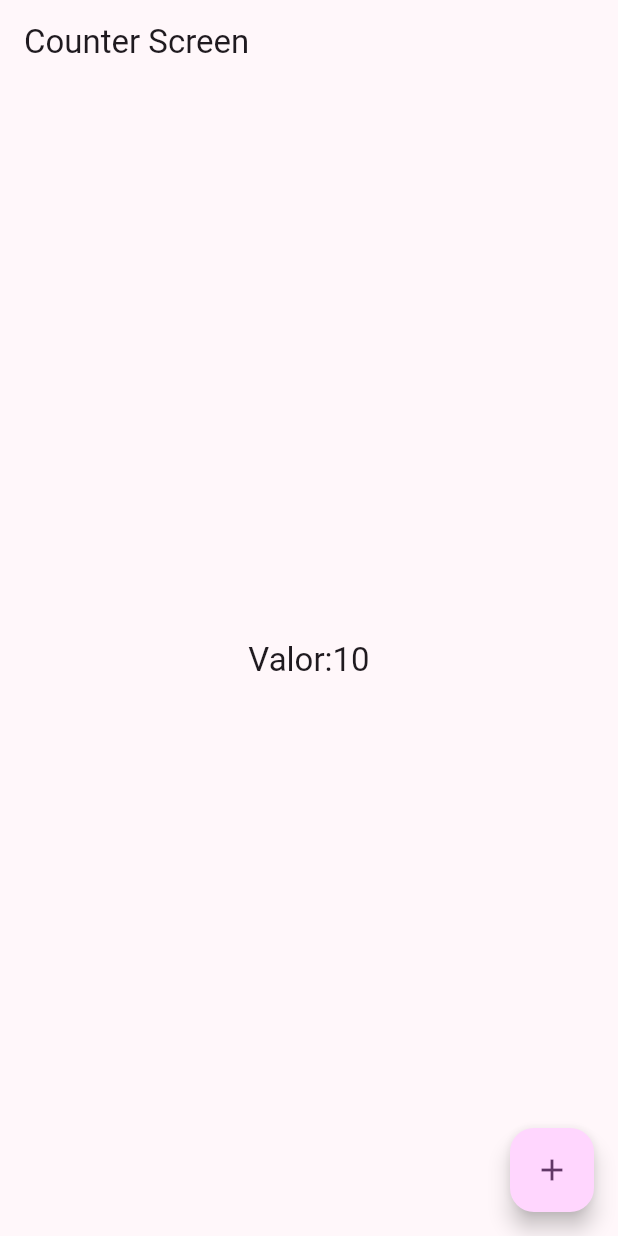
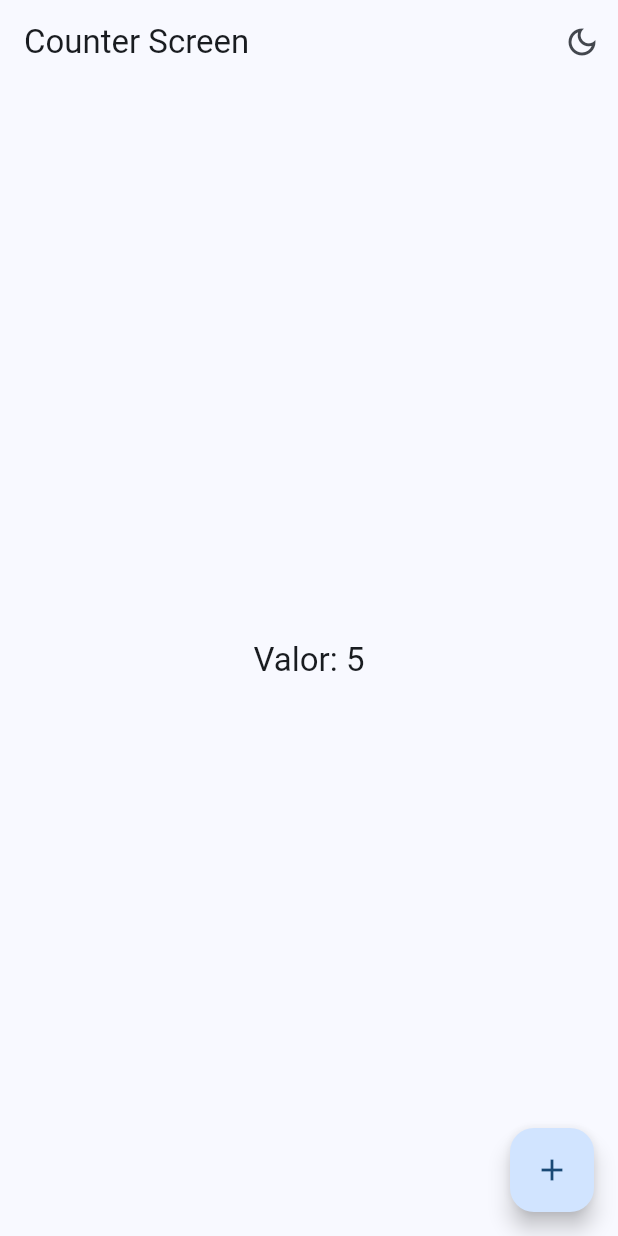
Before and after one commit to DeftoLabs/flutter-widgets, a Flutter app: the CounterScreen screen opened by its route, on a phone screen of 412 x 824 dp. Run offline on Flutter 3.47's test engine with Material 3 defaults, Android fonts, the phone set to English and light mode, and no system bars; our stand-ins replace animate_do, flutter_riverpod, go_router.

Commit message:
Riverpod antes del StateNotifier

```diff
--- a/lib/config/menu/menu_items.dart
+++ b/lib/config/menu/menu_items.dart
@@ -71,4 +71,10 @@ class MenuItem {
         link:'/infinity',
         icon: Icons.list_outlined,
         ),
+        MenuItem(
+        title: 'Cambiar Tema',
+        subTitle: 'Aplicacion',
+        link:'/theme-changer',
+        icon: Icons.light_mode_outlined,
+        ),
     ];
--- a/lib/config/router/app_router.dart
+++ b/lib/config/router/app_router.dart
@@ -75,6 +75,13 @@ final appRouter = GoRouter(
             return const CounterScreen();
           },
         ),
+          GoRoute(
+          path: '/theme-changer',
+          name: ThemeChangerScreen.name,
+          builder: (context,state) {
+            return const ThemeChangerScreen();
+          },
+        ),
 
       ],
 
--- a/lib/config/theme/app_theme.dart
+++ b/lib/config/theme/app_theme.dart
@@ -15,14 +15,17 @@ const List <Color> colorList = [
 class AppTheme {
 
 final int selectedColor;
+final bool isDarkMode;
 
-AppTheme({this.selectedColor = 0
+AppTheme({this.selectedColor = 0,
+          this.isDarkMode = false
 }):
 assert(selectedColor >= 0, 'Selected color must be greater than 0'),
-assert(selectedColor < colorList.length - 1, 'Selected color must be less or equal that');
+assert(selectedColor < colorList.length, 'Selected color must be less or equal that');
 
 ThemeData getTheme () => ThemeData(
   useMaterial3: true,
+  brightness: isDarkMode ? Brightness.dark : Brightness.light,
 colorSchemeSeed: colorList [selectedColor],
 
 appBarTheme: const AppBarTheme(
--- /dev/null
+++ b/lib/presentation/providers/counter_provider.dart
@@ -0,0 +1,3 @@
+import 'package:flutter_riverpod/flutter_riverpod.dart';
+
+final counterProvider = StateProvider((ref) => 5);
--- /dev/null
+++ b/lib/presentation/providers/theme_provider.dart
@@ -0,0 +1,8 @@
+import 'package:flutter_riverpod/flutter_riverpod.dart';
+import 'package:widgets_app/config/theme/app_theme.dart';
+
+final isDarkModeProvier = StateProvider((ref) => false);
+
+final colorListProvider = Provider((ref) => colorList);
+
+final selectedColorProvider = StateProvider((ref) => 0);
--- a/lib/presentation/screen/counter/counter_screen.dart
+++ b/lib/presentation/screen/counter/counter_screen.dart
@@ -1,23 +1,40 @@
 import 'package:flutter/material.dart';
+import 'package:flutter_riverpod/flutter_riverpod.dart';
+import 'package:widgets_app/presentation/providers/counter_provider.dart';
+import 'package:widgets_app/presentation/providers/theme_provider.dart';
 
-class CounterScreen extends StatelessWidget {
+class CounterScreen extends ConsumerWidget {
 
   static const name = 'counter_screen';
 
   const CounterScreen({super.key});
 
   @override
-  Widget build(BuildContext context) {
+  Widget build(BuildContext context, WidgetRef ref) {
+
+    final  int clickCounter = ref.watch(counterProvider);
+    final isDarkMode = ref.watch(isDarkModeProvier);
+
     return Scaffold(
       appBar: AppBar(
         title: const Text('Counter Screen'),
+        actions: [
+          IconButton(
+            icon: Icon( isDarkMode ? Icons.light_mode_outlined : Icons.dark_mode_outlined),
+            onPressed: (){
+              ref.read(isDarkModeProvier.notifier).update((isDarkMode) => !isDarkMode);
+            }, )
+        ],
       ),
       body: Center(
-        child: Text('Valor:10', style: Theme.of(context).textTheme.titleLarge),
+        child: Text('Valor: $clickCounter',
+        style: Theme.of(context).textTheme.titleLarge),
       ),
       floatingActionButton: FloatingActionButton(
         child: const Icon(Icons.add),
-        onPressed: (){}),
+        onPressed: (){
+          ref.read(counterProvider.notifier).update((state) => state + 1);
+        }),
     );
   }
 }
--- a/lib/presentation/screen/screens.dart
+++ b/lib/presentation/screen/screens.dart
@@ -7,4 +7,5 @@ export 'package:widgets_app/presentation/screen/home/home_screen.dart';
 export 'package:widgets_app/presentation/screen/infinite_scroll/infinite_scroll_screen.dart';
 export 'package:widgets_app/presentation/screen/progress/progress_screen.dart';
 export 'package:widgets_app/presentation/screen/snakbar/snack_screen.dart';
+export 'package:widgets_app/presentation/screen/theme_changer/theme_changer_screen.dart';
 export 'package:widgets_app/presentation/screen/ui_controls/ui_control_screen.dart';
--- a/pubspec.yaml
+++ b/pubspec.yaml
@@ -10,6 +10,7 @@ dependencies:
   animate_do: ^3.3.3
   flutter:
     sdk: flutter
+  flutter_riverpod: ^2.4.10
   go_router: ^13.2.0
 
 dev_dependencies:
```
Also changed, not shown: lib/main.dart (+12 -5 lines), lib/presentation/screen/theme_changer/theme_changer_screen.dart (added, +57 -0 lines), pubspec.lock.
